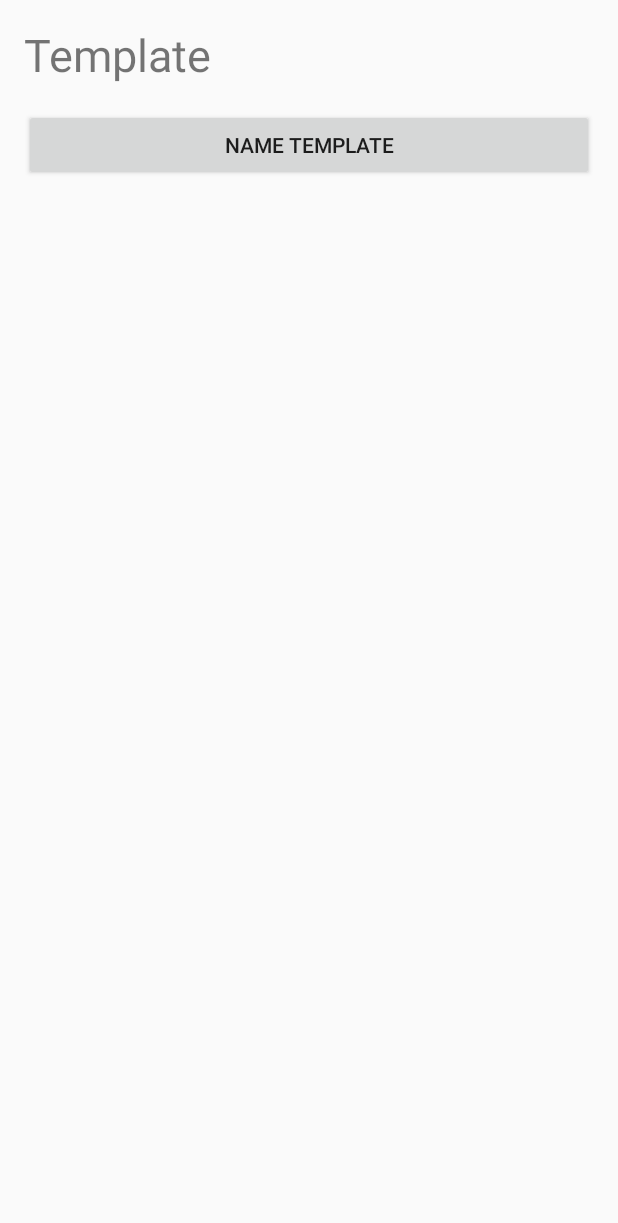
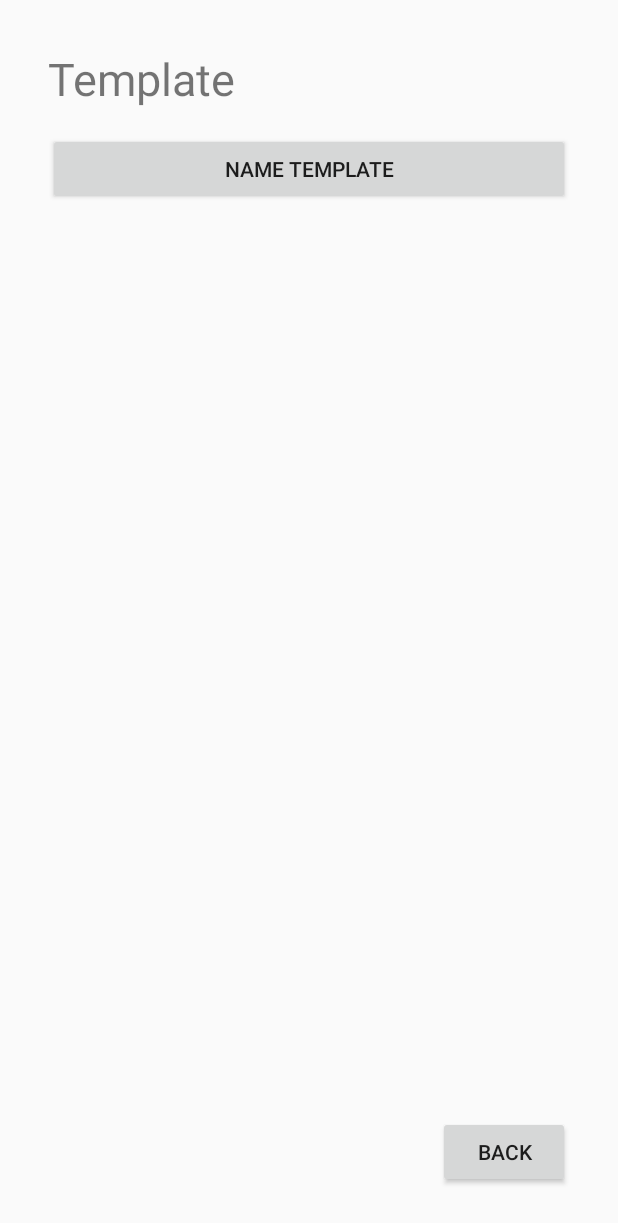
Before and after one commit to MethodicalMadness/Inspect, an Android app: the layout template_menu.xml on its own in the app's theme, with its tools: preview values and no code run, on a phone screen of 412 x 824 dp. Shown: the top 1223 px of the screen. Run offline under Robolectric (Android 15) with nearby library versions, the phone set to English and light mode, and no system bars.

Commit message:
Dummy Menus Created and Associated classes

```diff
--- /dev/null
+++ b/app/src/main/java/com/example/inspect/LoadInspection.java
@@ -0,0 +1,4 @@
+package com.example.inspect;
+
+public class LoadInspection {
+}
--- /dev/null
+++ b/app/src/main/java/com/example/inspect/ManageTemplateMenu.java
@@ -0,0 +1,4 @@
+package com.example.inspect;
+
+public class ManageTemplateMenu {
+}
--- /dev/null
+++ b/app/src/main/java/com/example/inspect/TemplateMenu.java
@@ -0,0 +1,4 @@
+package com.example.inspect;
+
+public class TemplateMenu {
+}
--- a/app/src/main/res/layout/template_menu.xml
+++ b/app/src/main/res/layout/template_menu.xml
@@ -11,8 +11,24 @@
     <androidx.constraintlayout.widget.ConstraintLayout
         android:layout_width="match_parent"
         android:layout_height="match_parent"
-        tools:layout_editor_absoluteX="0dp"
-        tools:layout_editor_absoluteY="0dp">
+        android:layout_marginStart="16dp"
+        android:layout_marginTop="16dp"
+        android:layout_marginEnd="16dp"
+        android:layout_marginBottom="16dp"
+        app:layout_constraintBottom_toBottomOf="parent"
+        app:layout_constraintEnd_toEndOf="parent"
+        app:layout_constraintStart_toStartOf="parent"
+        app:layout_constraintTop_toTopOf="parent">
+
+        <Button
+            android:id="@+id/btnBack"
+            android:layout_width="wrap_content"
+            android:layout_height="wrap_content"
+            android:layout_marginEnd="16dp"
+            android:layout_marginBottom="16dp"
+            android:text="Back"
+            app:layout_constraintBottom_toBottomOf="parent"
+            app:layout_constraintEnd_toEndOf="parent" />
 
         <Button
             android:id="@+id/btnAddName"
```
Also changed, not shown: app/src/main/res/layout/inspection_menu.xml (+37 -1 lines), app/src/main/res/layout/manage_template_menu.xml (+46 -3 lines).
